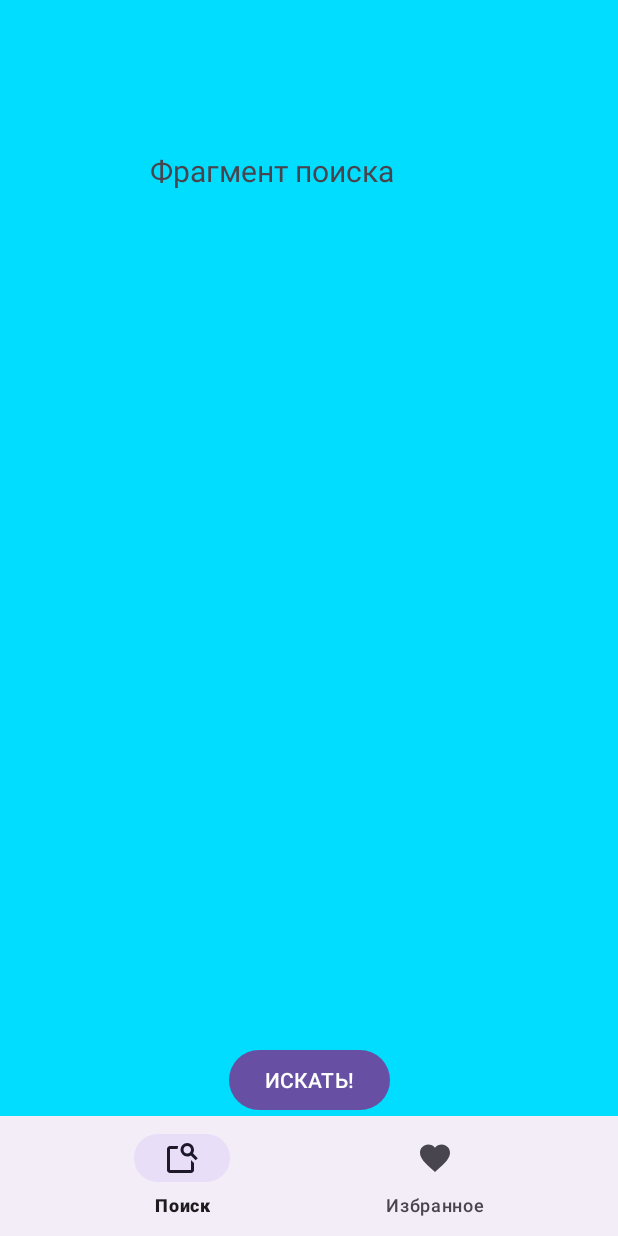
After one commit to liza7676/Recipes, an Android app: the SearchFragment screen opened directly, with no data from a screen before it, on a phone screen of 412 x 824 dp. The commit adds this screen. Run offline under Robolectric (Android 15) with nearby library versions, the phone set to English and light mode, and no system bars.

Commit message:
Создание окон и новигации

```diff
--- a/app/build.gradle
+++ b/app/build.gradle
@@ -30,6 +30,11 @@ android {
     kotlinOptions {
         jvmTarget = '1.8'
     }
+    buildFeatures {
+        viewBinding = true
+        dataBinding = true
+        buildConfig = true
+    }
 }
 
 dependencies {
--- a/app/src/main/java/com/example/recipes/MainActivity.kt
+++ b/app/src/main/java/com/example/recipes/MainActivity.kt
@@ -5,8 +5,15 @@ import androidx.activity.enableEdgeToEdge
 import androidx.appcompat.app.AppCompatActivity
 import androidx.core.view.ViewCompat
 import androidx.core.view.WindowInsetsCompat
+import androidx.fragment.app.Fragment
+import com.example.recipes.databinding.ActivityMainBinding
+import com.example.searchrecipes.FavoritesFragment
+import com.example.searchrecipes.ResultFragment
+import com.example.searchrecipes.SearchFragment
 
 class MainActivity : AppCompatActivity() {
+
+    private lateinit var binding: ActivityMainBinding
     override fun onCreate(savedInstanceState: Bundle?) {
         super.onCreate(savedInstanceState)
         enableEdgeToEdge()
@@ -16,5 +23,52 @@ class MainActivity : AppCompatActivity() {
             v.setPadding(systemBars.left, systemBars.top, systemBars.right, systemBars.bottom)
             insets
         }
+        binding = ActivityMainBinding.inflate(layoutInflater)
+        setContentView(binding.root)
+
+        binding.bottomNavigation.setOnNavigationItemSelectedListener {
+            when (it.itemId) {
+                R.id.favorites -> {
+                    val tag = "favorites"
+                    val fragment = checkFragmentExistence(tag)
+                    changeFragment(fragment ?: FavoritesFragment(), tag)
+                    true
+                }
+
+                R.id.search -> {
+                    val tag = "watch_later"
+                    val fragment = checkFragmentExistence(tag)
+                    changeFragment(fragment ?: SearchFragment(), tag)
+                    true
+                }
+                else -> false
+            }
+        }
+        supportFragmentManager
+        .beginTransaction()
+        .add(R.id.fragment_placeholder, SearchFragment())
+        //.addToBackStack(null)
+        .commit()
+
+    }
+    private fun checkFragmentExistence(tag: String): Fragment? =
+        supportFragmentManager.findFragmentByTag(tag)
+
+    private fun changeFragment(fragment: Fragment, tag: String) {
+        supportFragmentManager
+            .beginTransaction()
+            .replace(R.id.fragment_placeholder, fragment, tag)
+            //.addToBackStack(null)
+            .commit()
+    }
+    fun launchResultFragment() {
+
+        val fragment = ResultFragment()
+
+        supportFragmentManager
+            .beginTransaction()
+            .replace(R.id.fragment_placeholder, fragment)
+            //.addToBackStack(null)
+            .commit()
     }
 }
--- /dev/null
+++ b/app/src/main/java/com/example/recipes/SearchFragment.kt
@@ -0,0 +1,32 @@
+package com.example.searchrecipes
+
+import android.os.Bundle
+import androidx.fragment.app.Fragment
+import android.view.LayoutInflater
+import android.view.View
+import android.view.ViewGroup
+import com.example.recipes.MainActivity
+import com.example.recipes.databinding.FragmentSearchBinding
+
+class SearchFragment : Fragment() {
+    private lateinit var binding: FragmentSearchBinding
+    override fun onCreate(savedInstanceState: Bundle?) {
+        super.onCreate(savedInstanceState)
+
+    }
+    override fun onCreateView(
+        inflater: LayoutInflater, container: ViewGroup?,
+        savedInstanceState: Bundle?
+    ): View? {
+        binding = FragmentSearchBinding.inflate(inflater, container, false)
+        return binding.root
+    }
+
+    override fun onViewCreated(view: View, savedInstanceState: Bundle?) {
+        super.onViewCreated(view, savedInstanceState)
+
+        binding.btnFind.setOnClickListener {
+            (requireActivity() as MainActivity).launchResultFragment()
+        }
+    }
+}
--- /dev/null
+++ b/app/src/main/res/drawable/baseline_favorite_24.xml
@@ -0,0 +1,5 @@
+<vector xmlns:android="http://schemas.android.com/apk/res/android" android:height="24dp" android:tint="#000000" android:viewportHeight="24" android:viewportWidth="24" android:width="24dp">
+
+    <path android:fillColor="@android:color/white" android:pathData="M12,21.35l-1.45,-1.32C5.4,15.36 2,12.28 2,8.5 2,5.42 4.42,3 7.5,3c1.74,0 3.41,0.81 4.5,2.09C13.09,3.81 14.76,3 16.5,3 19.58,3 22,5.42 22,8.5c0,3.78 -3.4,6.86 -8.55,11.54L12,21.35z"/>
+
+</vector>
--- /dev/null
+++ b/app/src/main/res/drawable/outline_feature_search_24.xml
@@ -0,0 +1,5 @@
+<vector xmlns:android="http://schemas.android.com/apk/res/android" android:height="24dp" android:tint="#000000" android:viewportHeight="960" android:viewportWidth="960" android:width="24dp">
+
+    <path android:fillColor="@android:color/white" android:pathData="M720,530L800,610L800,800Q800,833 776.5,856.5Q753,880 720,880L160,880Q127,880 103.5,856.5Q80,833 80,800L80,240Q80,207 103.5,183.5Q127,160 160,160L380,160Q372,178 368,198.5Q364,219 362,240L160,240Q160,240 160,240Q160,240 160,240L160,800Q160,800 160,800Q160,800 160,800L720,800Q720,800 720,800Q720,800 720,800L720,530ZM772,356L900,484L844,540L716,412Q695,424 671,432Q647,440 620,440Q545,440 492.5,387.5Q440,335 440,260Q440,185 492.5,132.5Q545,80 620,80Q695,80 747.5,132.5Q800,185 800,260Q800,287 792,311Q784,335 772,356ZM620,360Q662,360 691,331Q720,302 720,260Q720,218 691,189Q662,160 620,160Q578,160 549,189Q520,218 520,260Q520,302 549,331Q578,360 620,360ZM160,530L160,800Q160,800 160,800Q160,800 160,800L160,800Q160,800 160,800Q160,800 160,800L160,240Q160,240 160,240Q160,240 160,240L160,240Q160,357 160,438.5Q160,520 160,520Q160,520 160,517Q160,514 160,508L160,530Z"/>
+
+</vector>
--- a/app/src/main/res/layout/activity_main.xml
+++ b/app/src/main/res/layout/activity_main.xml
@@ -7,13 +7,18 @@
     android:layout_height="match_parent"
     tools:context=".MainActivity">
 
-    <TextView
-        android:layout_width="wrap_content"
+    <FrameLayout
+        android:id="@+id/fragment_placeholder"
+        android:layout_width="match_parent"
+        android:layout_height="0dp"
+        app:layout_constraintTop_toTopOf="parent"
+        app:layout_constraintBottom_toTopOf="@+id/bottom_navigation"/>
+
+    <com.google.android.material.bottomnavigation.BottomNavigationView
+        android:id="@+id/bottom_navigation"
+        android:layout_width="match_parent"
         android:layout_height="wrap_content"
-        android:text="Hello World!"
         app:layout_constraintBottom_toBottomOf="parent"
-        app:layout_constraintEnd_toEndOf="parent"
-        app:layout_constraintStart_toStartOf="parent"
-        app:layout_constraintTop_toTopOf="parent" />
+        app:menu="@menu/navigation_menu" />
 
 </androidx.constraintlayout.widget.ConstraintLayout>
--- /dev/null
+++ b/app/src/main/res/layout/fragment_search.xml
@@ -0,0 +1,31 @@
+<?xml version="1.0" encoding="utf-8"?>
+<androidx.constraintlayout.widget.ConstraintLayout xmlns:android="http://schemas.android.com/apk/res/android"
+    xmlns:app="http://schemas.android.com/apk/res-auto"
+    xmlns:tools="http://schemas.android.com/tools"
+    android:id="@+id/settings_fragment_root"
+    android:layout_width="match_parent"
+    android:layout_height="match_parent"
+    android:background="@android:color/holo_blue_bright"
+    android:orientation="vertical"
+
+    tools:context=".SearchFragment">
+
+    <!-- TODO: Update blank fragment layout -->
+    <TextView
+        android:layout_width="match_parent"
+        android:layout_height="match_parent"
+        android:layout_margin="100dp"
+        android:textSize="20sp"
+        android:text="Фрагмент поиска" />
+
+    <Button
+        android:id="@+id/btn_find"
+        android:layout_width="wrap_content"
+        android:layout_height="wrap_content"
+        android:text="@string/find"
+        app:layout_constraintBottom_toBottomOf="parent"
+        app:layout_constraintLeft_toLeftOf="parent"
+        app:layout_constraintRight_toRightOf="parent"
+        />
+
+</androidx.constraintlayout.widget.ConstraintLayout>
--- /dev/null
+++ b/app/src/main/res/menu/navigation_menu.xml
@@ -0,0 +1,15 @@
+<?xml version="1.0" encoding="utf-8"?>
+<menu xmlns:app="http://schemas.android.com/apk/res-auto"
+    xmlns:android="http://schemas.android.com/apk/res/android"
+    >
+    <item
+        android:id="@+id/search"
+        android:title="@string/search"
+        android:icon="@drawable/outline_feature_search_24"
+        app:showAsAction="withText"/>
+    <item
+        android:id="@+id/favorites"
+        android:title="@string/favorites"
+        android:icon="@drawable/baseline_favorite_24"
+        app:showAsAction="withText"/>
+</menu>
--- a/app/src/main/res/values/strings.xml
+++ b/app/src/main/res/values/strings.xml
@@ -1,3 +1,7 @@
 <resources>
     <string name="app_name">Recipes</string>
+    <string name="search">Поиск</string>
+    <string name="favorites">Избранное</string>
+    <string name="find">ИСКАТЬ!</string>
+    <string name="back">НАЗАД</string>
 </resources>
```
Also changed, not shown: app/src/main/java/com/example/recipes/FavoritesFragment.kt (added, +60 -0 lines), app/src/main/java/com/example/recipes/ResultFragment.kt (added, +60 -0 lines), app/src/main/res/layout/fragment_favorites.xml (added, +19 -0 lines), app/src/main/res/layout/fragment_result.xml (added, +20 -0 lines).
